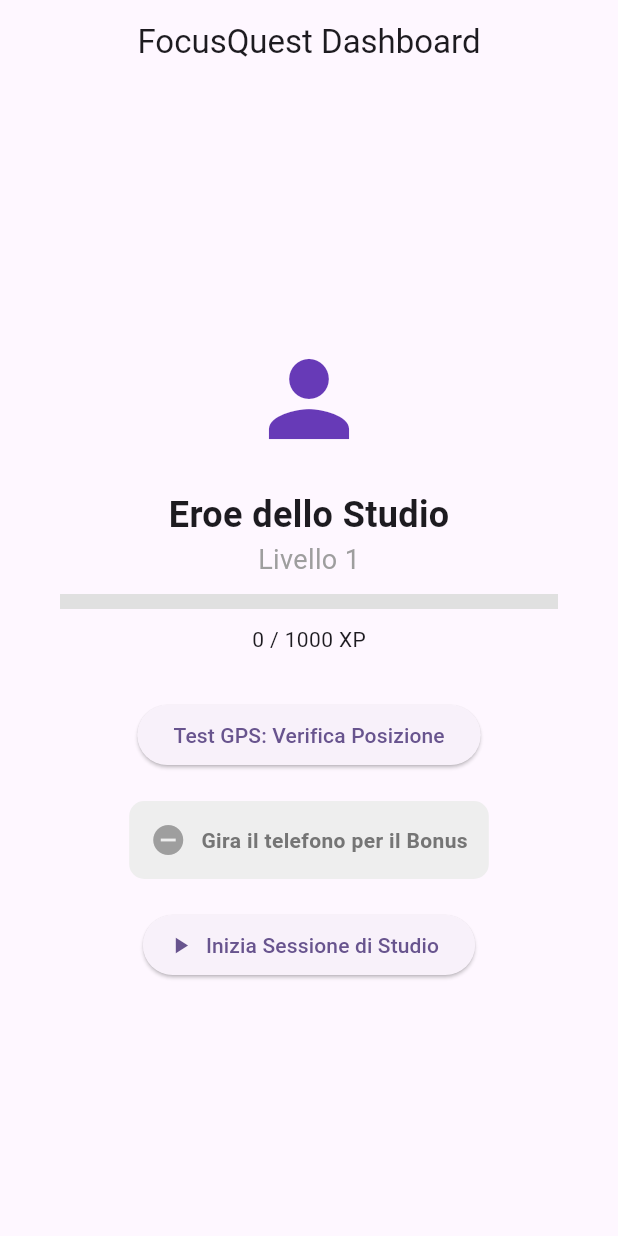
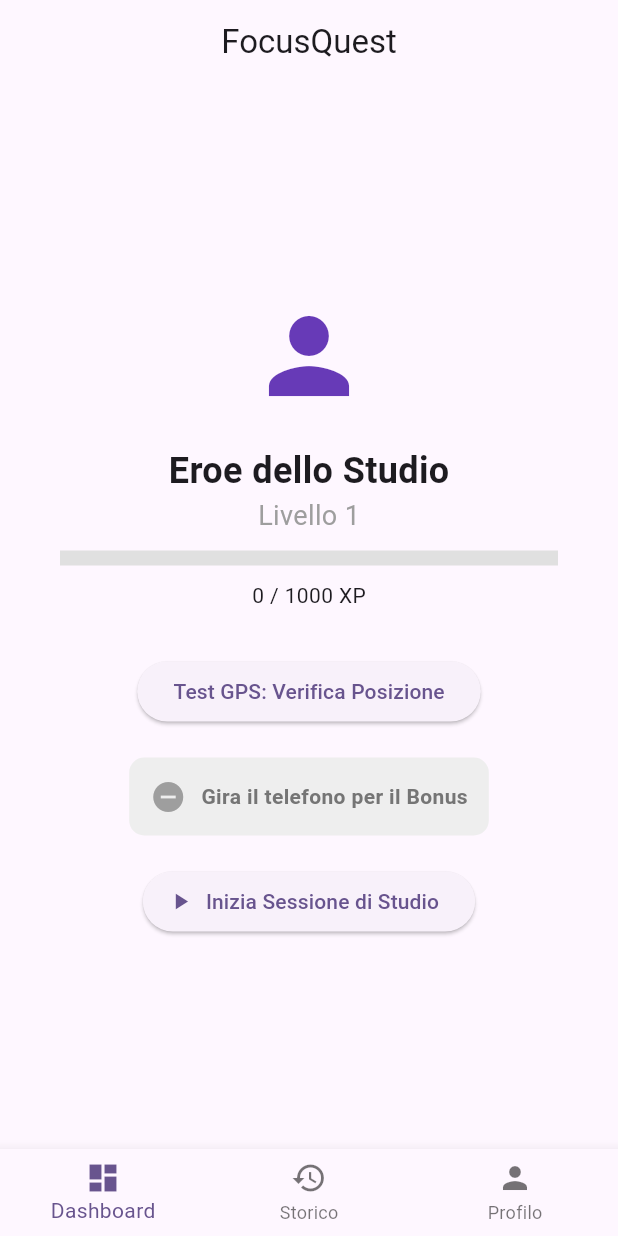
Before and after one commit to saveriobutright/focus_quest, a Flutter app: the screen it shows after launch, on a phone screen of 412 x 824 dp. Run offline on Flutter 3.47's test engine with Material 3 defaults, Android fonts, the phone set to English and light mode, and no system bars; our stand-ins replace flutter_riverpod, geolocator, sensors_plus, sqflite; accounts and stored records are empty.

Commit message:
Feature: implementazione BottomNavigatorBar e struttura a 3 view (Dashboard, Storico, Profilo)

```diff
--- a/lib/screens/home_page.dart
+++ b/lib/screens/home_page.dart
@@ -3,11 +3,57 @@ import 'package:flutter_riverpod/flutter_riverpod.dart';
 import '../providers/user_provider.dart';
 import '../services/location_service.dart';
 import '../services/sensor_service.dart';
+import 'history_page.dart';
+import 'profile_page.dart';
 
 //Home page (ConsumerWidget can read Riverpod data)
-class HomePage extends ConsumerWidget{
+class HomePage extends ConsumerStatefulWidget{
   const HomePage({super.key});
 
+  @override
+  ConsumerState<HomePage> createState() => _HomePageState();
+}
+
+class _HomePageState extends ConsumerState<HomePage>{
+  //navigation index
+  int _currentIndex = 0;
+
+  //views
+  final List<Widget> _pages = [
+    const DashboardView(),
+    const HistoryPage(),
+    const ProfilePage(),
+  ];
+
+  @override
+  Widget build(BuildContext context){
+    return Scaffold(
+      appBar: AppBar(
+        title: const Text('FocusQuest'),
+        centerTitle: true,
+      ),
+      //change view based on index
+      body: _pages[_currentIndex],
+      bottomNavigationBar: BottomNavigationBar(
+        currentIndex: _currentIndex,
+        onTap: (index) {
+          setState(() {
+            _currentIndex = index;
+          });
+        },
+        items: const [
+          BottomNavigationBarItem(icon: Icon(Icons.dashboard), label: 'Dashboard'),
+          BottomNavigationBarItem(icon: Icon(Icons.history), label: 'Storico'),
+          BottomNavigationBarItem(icon: Icon(Icons.person), label: 'Profilo'),
+        ],
+      ),
+    );
+  }
+}
+
+class DashboardView extends ConsumerWidget{
+
+  const DashboardView({super.key});
 
   @override
   Widget build(BuildContext context, WidgetRef ref){
@@ -16,16 +62,8 @@ class HomePage extends ConsumerWidget{
     //ref listens to the provider
     final userAsync = ref.watch(userProvider);
 
-
-    return Scaffold(
-      appBar: AppBar(
-        title: const Text('FocusQuest Dashboard'),
-        centerTitle: true,
-      ),
-
-
       //future provider can be: data ready, error, loading
-      body: userAsync.when(
+    return userAsync.when(
       //data ready
       data: (user) => Center(
         child: Column(
@@ -165,7 +203,6 @@ class HomePage extends ConsumerWidget{
       error: (err, stack) => Center(child: Text('Errore: $err')),
       //loading
       loading: () => const Center(child: CircularProgressIndicator()),
-      ),
     );
   }
 }
```
Also changed, not shown: lib/screens/history_page.dart (added, +11 -0 lines), lib/screens/profile_page.dart (added, +11 -0 lines). Lines whose indentation alone changed are shown as unchanged.
